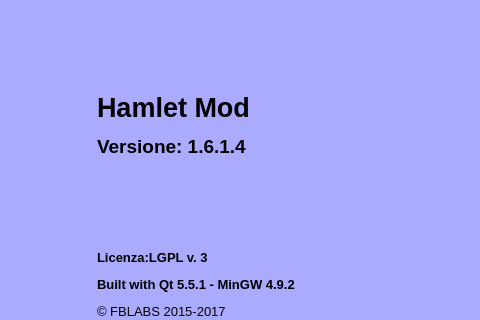
Qt form mainwindow.ui (fblabs/hamlet-mod-sancon) before a commit; both pictures show x 326 to 806 and y 0 to 320 of the 979 by 780 pixel window.
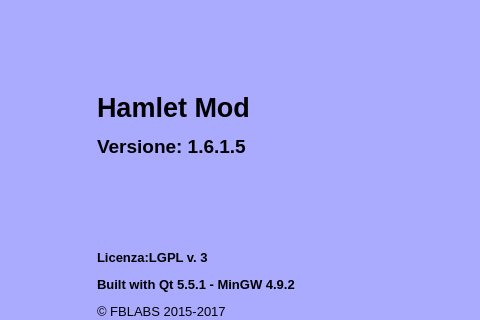
The same form after that commit. Icons and pictures are not drawn.

What changed in the file:
```diff
--- a/mainwindow.ui
+++ b/mainwindow.ui
@@ -539,7 +539,7 @@
       <item>
        <widget class="QLabel" name="label_2">
         <property name="text">
-         <string>&lt;html&gt;&lt;head/&gt;&lt;body&gt;&lt;p&gt;&lt;span style=&quot; font-size:20pt; font-weight:600;&quot;&gt;Hamlet Mod&lt;/span&gt;&lt;/p&gt;&lt;p&gt;&lt;span style=&quot; font-size:14pt; font-weight:600;&quot;&gt;Versione: 1.6.1.4&lt;/span&gt;&lt;/p&gt;&lt;p&gt;&lt;br/&gt;&lt;/p&gt;&lt;p&gt;&lt;br/&gt;&lt;/p&gt;&lt;p&gt;&lt;span style=&quot; font-size:10pt; font-weight:600;&quot;&gt;Licenza:LGPL v. 3&lt;/span&gt;&lt;/p&gt;&lt;p&gt;&lt;span style=&quot; font-size:10pt; font-weight:600;&quot;&gt;Built with Qt 5.5.1 - MinGW 4.9.2&lt;/span&gt;&lt;/p&gt;&lt;p&gt;&lt;span style=&quot; font-size:10pt;&quot;&gt;© FBLABS 2015-2017&lt;/span&gt;&lt;/p&gt;&lt;p&gt;&lt;a href=&quot;https://www.github.com/fblabs/hamlet-mod-sancon&quot;&gt;&lt;span style=&quot; text-decoration: underline; color:#0000ff;&quot;&gt;Sorgenti (github)&lt;/span&gt;&lt;/a&gt;&lt;/p&gt;&lt;/body&gt;&lt;/html&gt;</string>
+         <string>&lt;html&gt;&lt;head/&gt;&lt;body&gt;&lt;p&gt;&lt;span style=&quot; font-size:20pt; font-weight:600;&quot;&gt;Hamlet Mod&lt;/span&gt;&lt;/p&gt;&lt;p&gt;&lt;span style=&quot; font-size:14pt; font-weight:600;&quot;&gt;Versione: 1.6.1.5&lt;/span&gt;&lt;/p&gt;&lt;p&gt;&lt;br/&gt;&lt;/p&gt;&lt;p&gt;&lt;br/&gt;&lt;/p&gt;&lt;p&gt;&lt;span style=&quot; font-size:10pt; font-weight:600;&quot;&gt;Licenza:LGPL v. 3&lt;/span&gt;&lt;/p&gt;&lt;p&gt;&lt;span style=&quot; font-size:10pt; font-weight:600;&quot;&gt;Built with Qt 5.5.1 - MinGW 4.9.2&lt;/span&gt;&lt;/p&gt;&lt;p&gt;&lt;span style=&quot; font-size:10pt;&quot;&gt;© FBLABS 2015-2017&lt;/span&gt;&lt;/p&gt;&lt;p&gt;&lt;a href=&quot;https://www.github.com/fblabs/hamlet-mod-sancon&quot;&gt;&lt;span style=&quot; text-decoration: underline; color:#0000ff;&quot;&gt;Sorgenti (github)&lt;/span&gt;&lt;/a&gt;&lt;/p&gt;&lt;/body&gt;&lt;/html&gt;</string>
         </property>
         <property name="scaledContents">
          <bool>false</bool>
```
Left out of the diff: 2 changed lines with no effect on the pictures.
